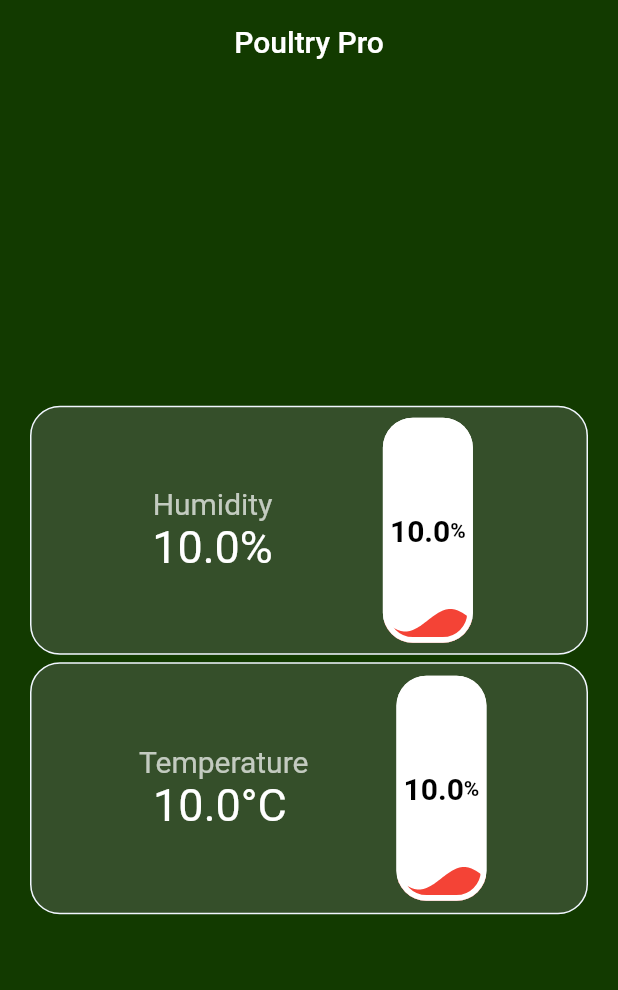
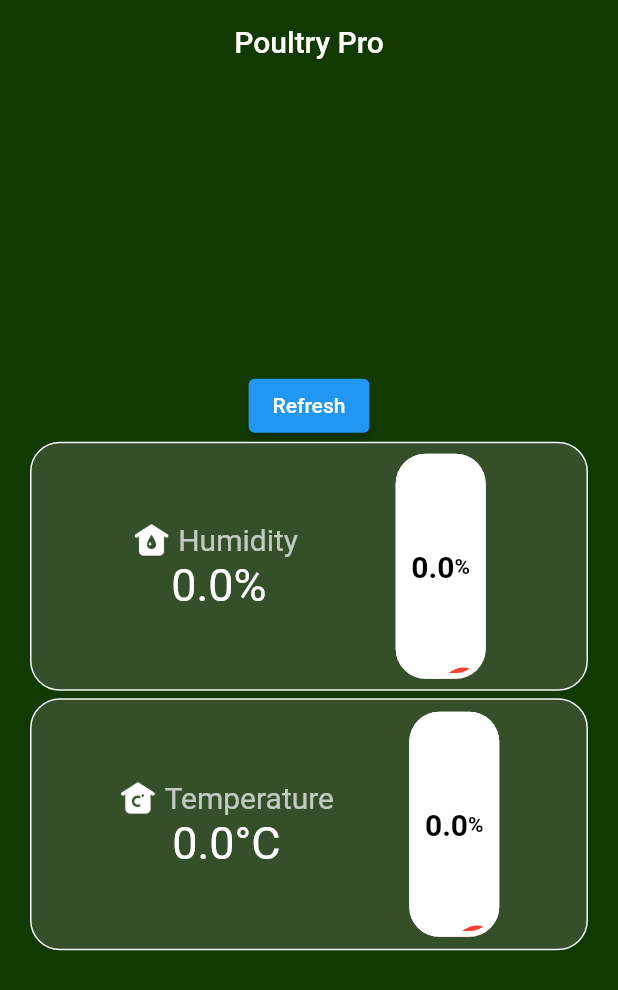
Before and after one commit to MadukaNuwantha/Poultry-Research, a Flutter app: the screen it shows after launch, on a phone screen of 412 x 824 dp. Shown: the top 990 px of the screen. Run offline on Flutter 3.47's test engine with Material 2 defaults, Android fonts, the phone set to English and light mode, and no system bars; drawn by our look-alikes of liquid_progress_indicator; our stand-ins replace firebase_core, firebase_database; accounts and stored records are empty; Roboto replaces fonts that are missing (poppins).

```diff
--- a/lib/screens/dashboard_screen.dart
+++ b/lib/screens/dashboard_screen.dart
@@ -10,14 +10,33 @@ class DashboardScreen extends StatefulWidget {
 }
 
 class _DashboardScreenState extends State<DashboardScreen> {
-  double t = 10;
-  double h = 10;
-  late DatabaseReference databaseReference;
+  double temperature = 0;
+  double humidity = 0;
+  late DatabaseReference databaseReferenceTemperature;
+  late DatabaseReference databaseReferenceHumidity;
 
   @override
   void initState() {
     super.initState();
-    databaseReference = FirebaseDatabase.instance.ref().child('');
+    databaseReferenceTemperature = FirebaseDatabase.instance.ref().child('DHT11/Temperature');
+    databaseReferenceHumidity = FirebaseDatabase.instance.ref().child('DHT11/Humidity');
+    getDatabaseData();
+  }
+
+  getDatabaseData() {
+    print('Get data method called!');
+    databaseReferenceTemperature.onValue.listen((event) {
+      print('Temperature method called!');
+      setState(() {
+        humidity = double.parse(event.snapshot.value.toString());
+      });
+    });
+    databaseReferenceHumidity.onValue.listen((event) {
+      print('Humidity method called!');
+      setState(() {
+        temperature = double.parse(event.snapshot.value.toString());
+      });
+    });
   }
 
   @override
@@ -44,6 +63,12 @@ class _DashboardScreenState extends State<DashboardScreen> {
           children: [
             Column(
               children: [
+                ElevatedButton(
+                  onPressed: () {
+                    getDatabaseData();
+                  },
+                  child: const Text('Refresh'),
+                ),
                 Container(
                   decoration: BoxDecoration(
                     border: Border.all(
@@ -62,11 +87,11 @@ class _DashboardScreenState extends State<DashboardScreen> {
                             Row(
                               mainAxisAlignment: MainAxisAlignment.center,
                               children: [
-                                // Image.asset(
-                                //   'assets/images/humidity.png',
-                                //   color: Colors.white,
-                                //   scale: 5,
-                                // ),
+                                Image.asset(
+                                  'assets/images/humidity.png',
+                                  color: Colors.white,
+                                  scale: 5,
+                                ),
                                 const SizedBox(
                                   width: 5,
                                 ),
@@ -83,7 +108,7 @@ class _DashboardScreenState extends State<DashboardScreen> {
                               mainAxisAlignment: MainAxisAlignment.center,
                               children: [
                                 Text(
-                                  h.toString(),
+                                  humidity.toString(),
                                   style: const TextStyle(
                                     color: Colors.white,
                                     fontSize: 30,
@@ -104,9 +129,9 @@ class _DashboardScreenState extends State<DashboardScreen> {
                           height: 150,
                           width: 60,
                           child: LiquidLinearProgressIndicator(
-                            value: h / 100,
+                            value: humidity / 100,
                             valueColor: AlwaysStoppedAnimation(
-                              h >= 75.0 && h <= 90.0 ? Colors.green : Colors.red,
+                              humidity >= 75.0 && humidity <= 90.0 ? Colors.green : Colors.red,
                             ),
                             backgroundColor: Colors.white,
                             borderWidth: 3.8,
@@ -117,7 +142,7 @@ class _DashboardScreenState extends State<DashboardScreen> {
                               mainAxisAlignment: MainAxisAlignment.center,
                               children: [
                                 Text(
-                                  h.toString(),
+                                  humidity.toString(),
                                   style: const TextStyle(
                                     fontSize: 20,
                                     color: Color.fromARGB(255, 0, 0, 0),
@@ -162,11 +187,11 @@ class _DashboardScreenState extends State<DashboardScreen> {
                               Row(
                                 mainAxisAlignment: MainAxisAlignment.center,
                                 children: [
-                                  // Image.asset(
-                                  //   'assets/images/temp.png',
-                                  //   color: Colors.white,
-                                  //   scale: 20,
-                                  // ),
+                                  Image.asset(
+                                    'assets/images/temp.png',
+                                    color: Colors.white,
+                                    scale: 20,
+                                  ),
                                   const SizedBox(width: 5),
                                   const Text(
                                     'Temperature',
@@ -182,7 +207,7 @@ class _DashboardScreenState extends State<DashboardScreen> {
                                 mainAxisAlignment: MainAxisAlignment.center,
                                 children: [
                                   Text(
-                                    t.toString(),
+                                    temperature.toString(),
                                     style: const TextStyle(
                                       color: Colors.white,
                                       fontSize: 30,
@@ -203,9 +228,9 @@ class _DashboardScreenState extends State<DashboardScreen> {
                             height: 150,
                             width: 60,
                             child: LiquidLinearProgressIndicator(
-                              value: t / 100,
+                              value: temperature / 100,
                               valueColor: AlwaysStoppedAnimation(
-                                t >= 25.0 && t <= 35.0 ? Colors.green : Colors.red,
+                                temperature >= 25.0 && temperature <= 35.0 ? Colors.green : Colors.red,
                               ),
                               backgroundColor: Colors.white,
                               borderWidth: 3.8,
@@ -216,7 +241,7 @@ class _DashboardScreenState extends State<DashboardScreen> {
                                 mainAxisAlignment: MainAxisAlignment.center,
                                 children: [
                                   Text(
-                                    t.toString(),
+                                    temperature.toString(),
                                     style: const TextStyle(
                                       fontSize: 20,
                                       color: Color.fromARGB(255, 0, 0, 0),
--- a/pubspec.yaml
+++ b/pubspec.yaml
@@ -25,5 +25,5 @@ dev_dependencies:
 flutter:
   uses-material-design: true
   assets:
-    - assets/images
-    - assets/svg
+    - assets/images/
+    - assets/svg/
```
